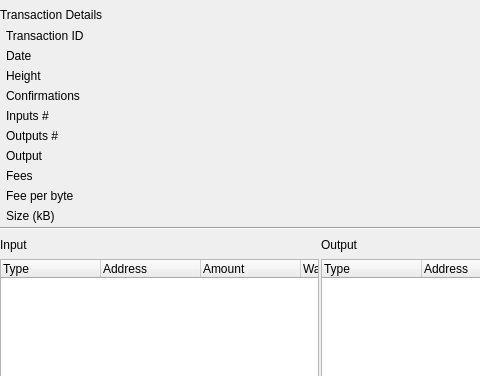
This is BlockSettleUILib/TransactionDetailsWidget.ui in BlockSettle/terminal as Qt 5 draws it before an edit; both pictures show x 0 to 480 and y 0 to 376 of the 640 by 480 pixel window. The edited form follows.
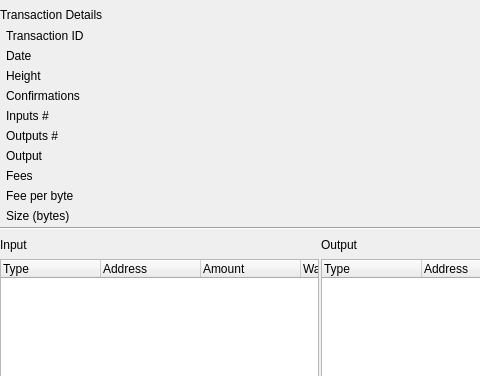
This is the edited form. Custom widgets are drawn as their Qt base class.

```diff
--- a/BlockSettleUILib/TransactionDetailsWidget.ui
+++ b/BlockSettleUILib/TransactionDetailsWidget.ui
@@ -264,7 +264,7 @@
            <item row="13" column="0">
             <widget class="QLabel" name="label_7">
              <property name="text">
-              <string>Size (kB)</string>
+              <string>Size (bytes)</string>
              </property>
             </widget>
            </item>
```
